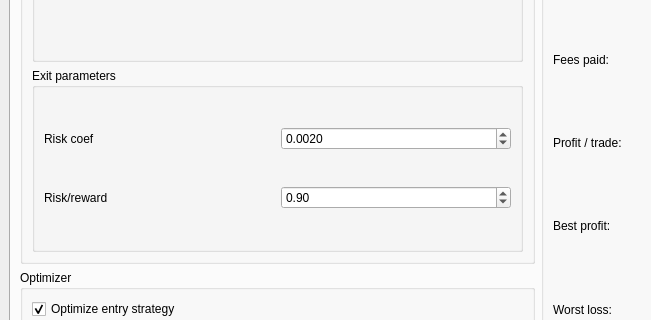
Qt form frontend/mainwindow.ui (84k491/crypto_cpp) before a commit; both pictures show x 0 to 651 and y 386 to 706 of the 1076 by 1100 pixel window.
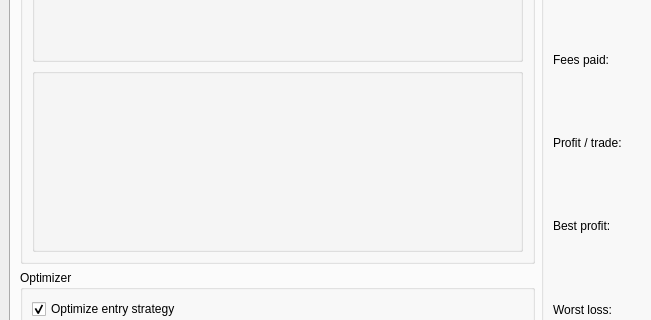
The same form after that commit. Custom widgets are drawn as their Qt base class.

Commit message: Use generic widget for exit parameters

```diff
--- a/frontend/mainwindow.ui
+++ b/frontend/mainwindow.ui
@@ -155,69 +155,11 @@
               </widget>
              </item>
              <item>
-              <widget class="QGroupBox" name="gb_exit_parameters">
+              <widget class="StrategyParametersWidget" name="wt_exit_params">
                <property name="title">
-                <string>Exit parameters</string>
+                <string/>
                </property>
-               <layout class="QVBoxLayout" name="verticalLayout_2">
-                <item>
-                 <layout class="QHBoxLayout" name="horizontalLayout_6">
-                  <item>
-                   <widget class="QLabel" name="label_5">
-                    <property name="text">
-                     <string>Risk coef</string>
-                    </property>
-                   </widget>
-                  </item>
-                  <item>
-                   <widget class="QDoubleSpinBox" name="dsb_risk">
-                    <property name="decimals">
-                     <number>4</number>
-                    </property>
-                    <property name="minimum">
-                     <double>0.000100000000000</double>
-                    </property>
-                    <property name="maximum">
-                     <double>0.999900000000000</double>
-                    </property>
-                    <property name="singleStep">
-                     <double>0.000010000000000</double>
-                    </property>
-                    <property name="value">
-                     <double>0.002000000000000</double>
-                    </property>
-                   </widget>
-                  </item>
-                 </layout>
-                </item>
-                <item>
-                 <layout class="QHBoxLayout" name="horizontalLayout_20">
-                  <item>
-                   <widget class="QLabel" name="label_17">
-                    <property name="text">
-                     <string>Risk/reward</string>
-                    </property>
-                   </widget>
-                  </item>
-                  <item>
-                   <widget class="QDoubleSpinBox" name="dsb_risk_reward">
-                    <property name="minimum">
-                     <double>0.010000000000000</double>
-                    </property>
-                    <property name="maximum">
-                     <double>0.990000000000000</double>
-                    </property>
-                    <property name="singleStep">
-                     <double>0.010000000000000</double>
-                    </property>
-                    <property name="value">
-                     <double>0.900000000000000</double>
-                    </property>
-                   </widget>
-                  </item>
-                 </layout>
-                </item>
-               </layout>
+               <layout class="QVBoxLayout" name="verticalLayout_2"/>
               </widget>
              </item>
             </layout>
```
The commit also changes 5 other files.
